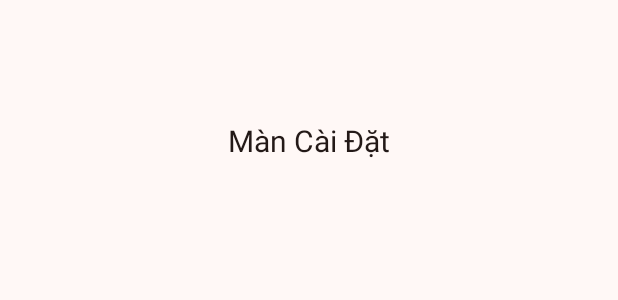
After one commit to yngpiu/todo-app-android, an Android app: the layout activity_setting.xml on its own in the app's theme, with its tools: preview values and no code run, on a phone screen of 412 x 824 dp. The commit adds this screen. Shown: the top 300 px of the screen. Run offline under Robolectric (Android 15) with nearby library versions, the phone set to English and light mode, and no system bars.

Commit message:
feat: Implement SettingActivity and menu navigation
This commit introduces the `SettingActivity` and adds an options menu to `MainActivity` for navigating to it.

- **SettingActivity.java & activity_setting.xml:**
    - Created `SettingActivity` with a basic layout containing a `MaterialToolbar` and placeholder text.
    - Toolbar title is set to "Cài đặt".
    - Up navigation is enabled, and `onSupportNavigateUp()` is overridden to finish the activity.
- **MainActivity.java:**
    - Added `onCreateOptionsMenu()` to inflate `setting_menu.xml`.
    - Implemented `onOptionsItemSelected()` to handle the "Cài đặt" menu item click, which launches `SettingActivity`.
- **setting_menu.xml:**
    - Created a new menu resource with a single item "Cài đặt".
    - This item uses `ic_setting` and is shown as an action icon.
- **ic_setting.xml:**
    - Added a new vector drawable for the settings icon.
- **AndroidManifest.xml:**
    - Declared `SettingActivity`.

```diff
--- a/app/src/main/AndroidManifest.xml
+++ b/app/src/main/AndroidManifest.xml
@@ -36,6 +36,10 @@
         <activity
             android:name=".ui.signup.SignupActivity"
             android:exported="false" />
+        <!-- SettingsActivity -->
+        <activity
+            android:name=".ui.setting.SettingActivity"
+            android:exported="false" />
     </application>
 
 </manifest>
--- /dev/null
+++ b/app/src/main/res/layout/activity_setting.xml
@@ -0,0 +1,32 @@
+<?xml version="1.0" encoding="utf-8"?>
+<androidx.constraintlayout.widget.ConstraintLayout
+    xmlns:android="http://schemas.android.com/apk/res/android"
+    xmlns:app="http://schemas.android.com/apk/res-auto"
+    android:layout_width="match_parent"
+    android:layout_height="match_parent"
+    android:background="@color/md_theme_background">
+
+    <!-- Toolbar -->
+    <com.google.android.material.appbar.MaterialToolbar
+        android:id="@+id/toolbar"
+        android:layout_width="match_parent"
+        android:layout_height="?attr/actionBarSize"
+        android:background="@color/md_theme_background"
+        app:titleTextColor="@color/md_theme_primary"
+        app:layout_constraintTop_toTopOf="parent"
+        app:layout_constraintStart_toStartOf="parent"
+        app:layout_constraintEnd_toEndOf="parent" />
+
+    <!-- Placeholder Content -->
+    <TextView
+        android:layout_width="wrap_content"
+        android:layout_height="wrap_content"
+        android:text="Màn Cài Đặt"
+        android:textColor="@color/md_theme_onBackground"
+        android:textSize="20sp"
+        app:layout_constraintStart_toStartOf="parent"
+        app:layout_constraintEnd_toEndOf="parent"
+        app:layout_constraintTop_toBottomOf="@id/toolbar"
+        android:layout_marginTop="16dp" />
+
+</androidx.constraintlayout.widget.ConstraintLayout>
```
Also changed, not shown: app/src/main/java/com/haui/noteapp/MainActivity.java (+20 -0 lines), app/src/main/java/com/haui/noteapp/ui/setting/SettingActivity.java (added, +34 -0 lines), app/src/main/res/drawable/ic_setting.xml (added, +9 -0 lines), app/src/main/res/menu/setting_menu.xml (added, +9 -0 lines).
